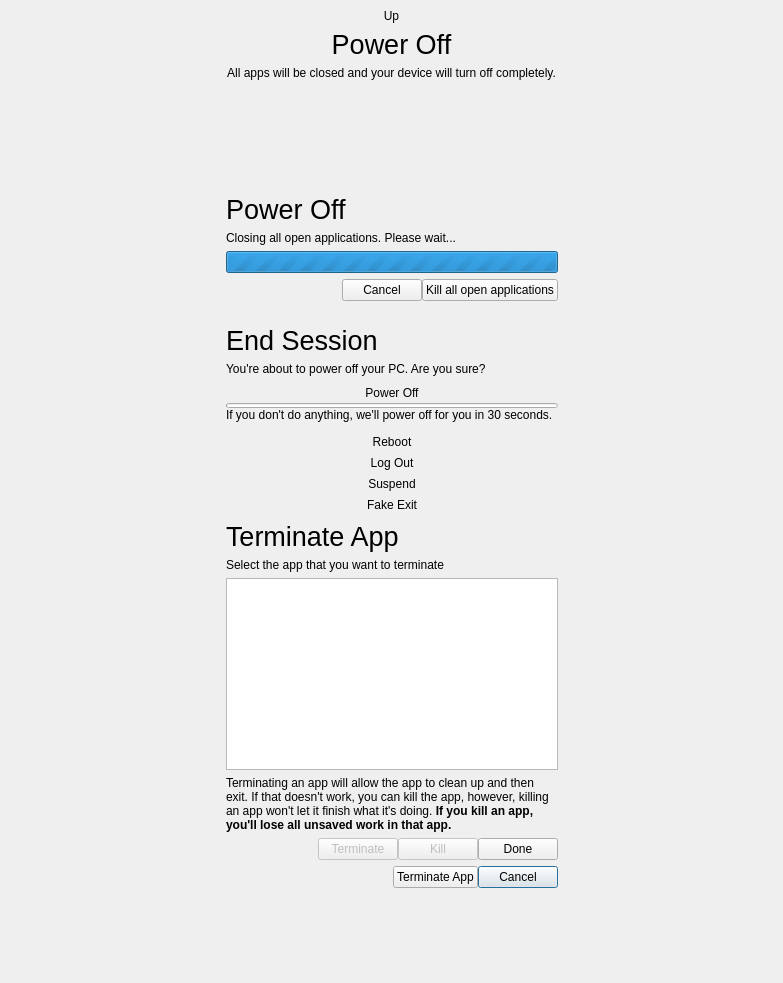
This is shell/endsessionwait.ui in vicr123/theshell as Qt 5 draws it before an edit. The edited form follows.
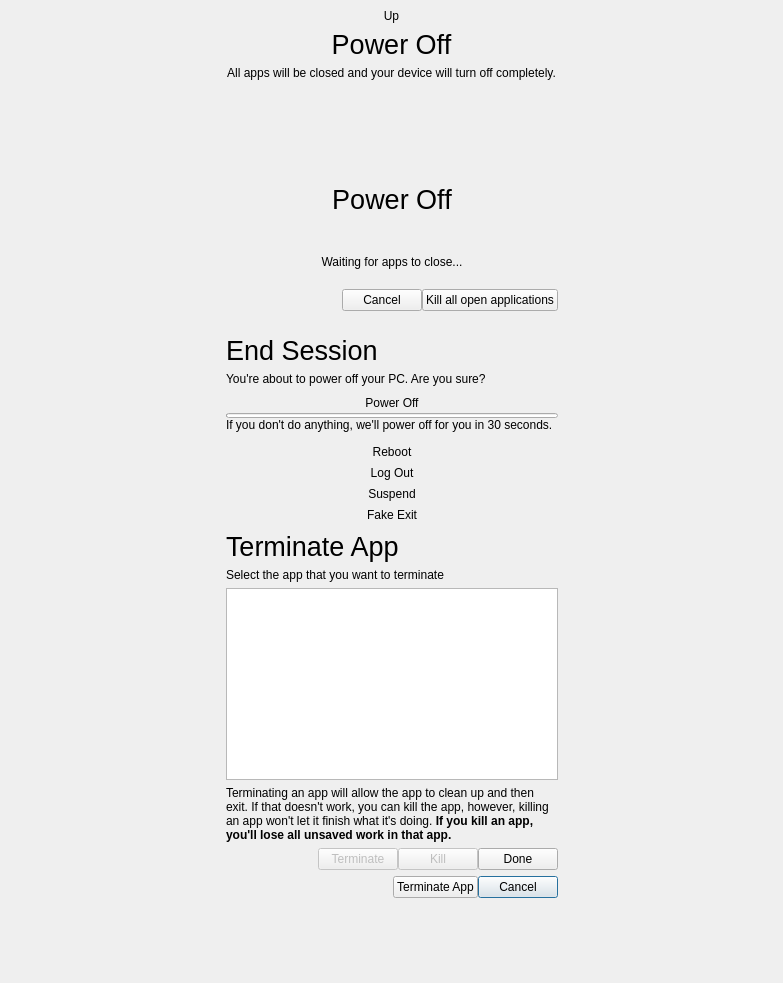
This is the edited form. Icons and pictures are not drawn. Custom widgets are drawn as their Qt base class.

Commit message: New waiting for apps to close power off screen

Patch:
```diff
--- a/shell/endsessionwait.ui
+++ b/shell/endsessionwait.ui
@@ -113,6 +113,9 @@
          <enum>QFrame::Raised</enum>
         </property>
         <layout class="QVBoxLayout" name="verticalLayout">
+         <property name="spacing">
+          <number>20</number>
+         </property>
          <item>
           <widget class="QLabel" name="label">
            <property name="font">
@@ -126,28 +129,24 @@
            <property name="text">
             <string notr="true">Power Off</string>
            </property>
+           <property name="alignment">
+            <set>Qt::AlignCenter</set>
+           </property>
           </widget>
          </item>
          <item>
-          <widget class="QLabel" name="label_2">
+          <widget class="tCircularSpinner" name="widget" native="true"/>
+         </item>
+         <item>
+          <widget class="QLabel" name="closingAppsMessage">
            <property name="styleSheet">
             <string notr="true"/>
            </property>
            <property name="text">
-            <string>Closing all open applications. Please wait...</string>
+            <string>Waiting for apps to close...</string>
            </property>
-          </widget>
-         </item>
-         <item>
-          <widget class="QProgressBar" name="progressBar">
-           <property name="styleSheet">
-            <string notr="true"/>
-           </property>
-           <property name="maximum">
-            <number>0</number>
-           </property>
-           <property name="value">
-            <number>-1</number>
+           <property name="alignment">
+            <set>Qt::AlignCenter</set>
            </property>
           </widget>
          </item>
@@ -838,6 +837,14 @@
    </item>
   </layout>
  </widget>
+ <customwidgets>
+  <customwidget>
+   <class>tCircularSpinner</class>
+   <extends>QWidget</extends>
+   <header location="global">tcircularspinner.h</header>
+   <container>1</container>
+  </customwidget>
+ </customwidgets>
  <resources>
   <include location="resources.qrc"/>
  </resources>
```
Left out of the diff: 6 changed lines with no effect on the pictures. The commit also changes 7 other files.
